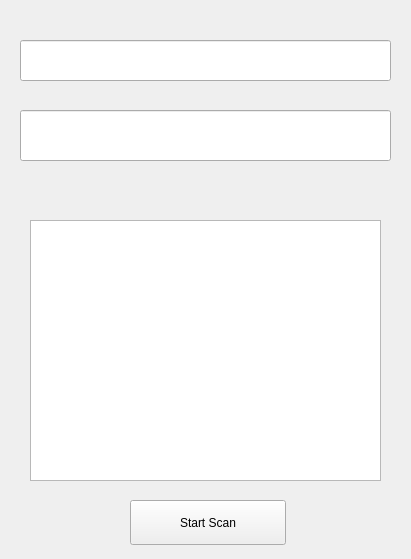
First picture: the form in scannergui.ui, repository GalaxyTT/QScanner, before the edit.
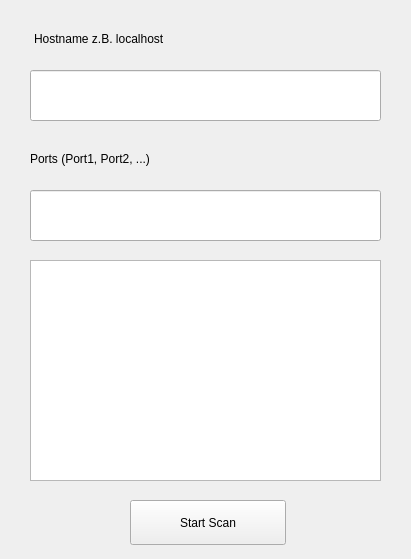
Second picture: the form after the edit.

Diff of the .ui file:
```diff
--- a/scannergui.ui
+++ b/scannergui.ui
@@ -16,19 +16,19 @@
   <widget class="QLineEdit" name="hostnameEntry">
    <property name="geometry">
     <rect>
-     <x>20</x>
-     <y>40</y>
-     <width>371</width>
-     <height>41</height>
+     <x>30</x>
+     <y>70</y>
+     <width>351</width>
+     <height>51</height>
     </rect>
    </property>
   </widget>
   <widget class="QLineEdit" name="portEntry">
    <property name="geometry">
     <rect>
-     <x>20</x>
-     <y>110</y>
-     <width>371</width>
+     <x>30</x>
+     <y>190</y>
+     <width>351</width>
      <height>51</height>
     </rect>
    </property>
@@ -50,12 +50,38 @@
    <property name="geometry">
     <rect>
      <x>30</x>
-     <y>220</y>
+     <y>260</y>
      <width>351</width>
-     <height>261</height>
+     <height>221</height>
     </rect>
    </property>
   </widget>
+  <widget class="QLabel" name="label">
+   <property name="geometry">
+    <rect>
+     <x>30</x>
+     <y>140</y>
+     <width>351</width>
+     <height>37</height>
+    </rect>
+   </property>
+   <property name="text">
+    <string>Ports (Port1, Port2, ...)</string>
+   </property>
+  </widget>
+  <widget class="QLabel" name="label_2">
+   <property name="geometry">
+    <rect>
+     <x>34</x>
+     <y>20</y>
+     <width>341</width>
+     <height>37</height>
+    </rect>
+   </property>
+   <property name="text">
+    <string>Hostname z.B. localhost</string>
+   </property>
+  </widget>
  </widget>
  <layoutdefault spacing="6" margin="11"/>
  <resources/>
```
